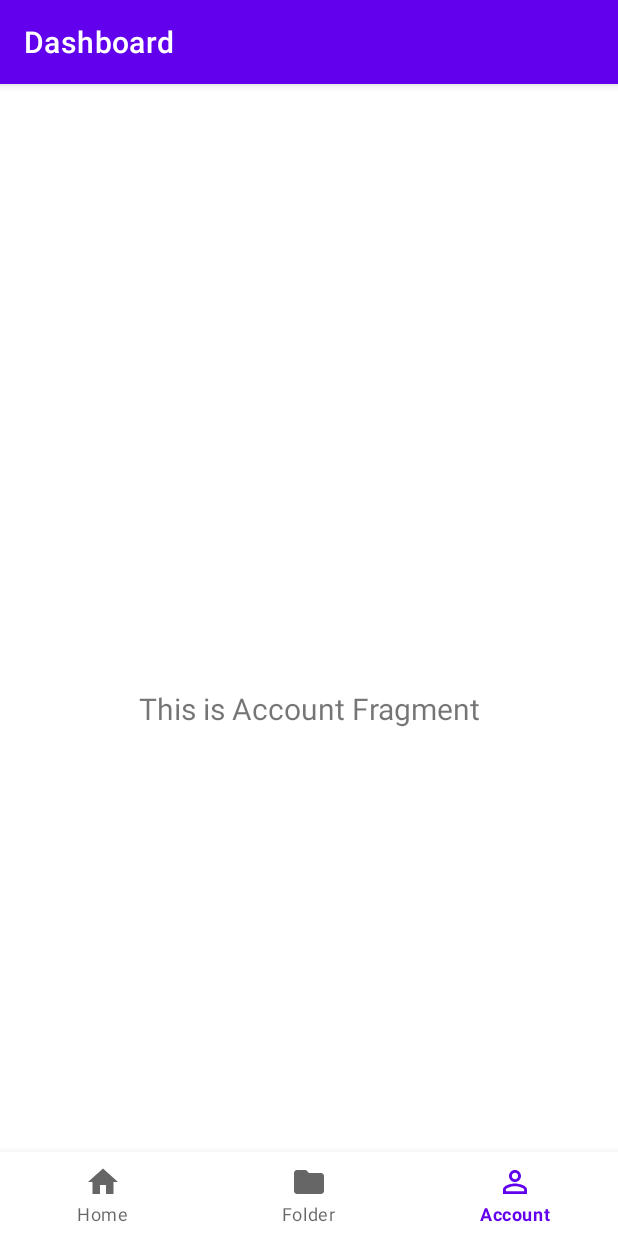
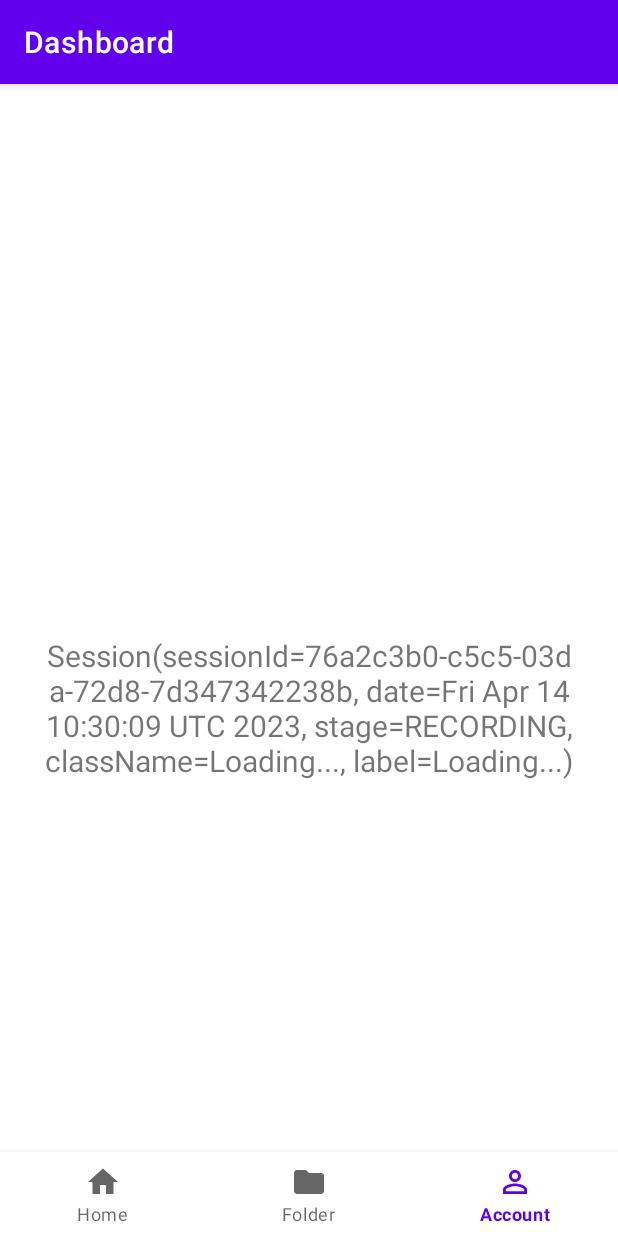
Before and after one commit to willschneider15/GPTBros, an Android app: the screen it shows after launch (MainActivity), item 3 of the bottom bar chosen, on a phone screen of 412 x 824 dp. Run offline under Robolectric (Android 15) with nearby library versions, the phone set to English and light mode, and no system bars; our stand-ins replace Room's generated code, navigation-ui.

```diff
--- a/app/src/main/java/com/example/gptbros/adapters/DatabaseTupleAdapter.kt
+++ b/app/src/main/java/com/example/gptbros/adapters/DatabaseTupleAdapter.kt
@@ -1,6 +1,9 @@
 package com.example.gptbros.adapters
 
 import com.example.gptbros.model.*
+import com.example.gptbros.model.FolderListItem
+import com.example.gptbros.model.Session
+import com.example.gptbros.model.Status
 
 
 class DatabaseTupleAdapter {
--- a/app/src/main/java/com/example/gptbros/database/GptBrosDao.kt
+++ b/app/src/main/java/com/example/gptbros/database/GptBrosDao.kt
@@ -7,6 +7,7 @@ import com.example.gptbros.model.Summary
 import com.example.gptbros.model.Transcription
 import kotlinx.coroutines.flow.Flow
 import java.util.UUID
+import java.util.stream.Stream
 
 @Dao
 interface GptBrosDao {
@@ -41,6 +42,16 @@ interface GptBrosDao {
     suspend fun getTranscription(sessionId : UUID) : Transcription
 
     @Query("SELECT * FROM session WHERE sessionId=(:sessionId)")
+     fun listenOnSession(sessionId : UUID) : Flow<Session>
+
+    @Query("SELECT * FROM summary WHERE sessionId=(:sessionId)")
+     fun listOnSummary(sessionId : UUID) : Flow<Summary>
+    @Query("SELECT * FROM recording WHERE sessionId=(:sessionId)")
+     fun listOnRecording(sessionId : UUID) : Flow<Recording>
+    @Query("SELECT * FROM transcription WHERE sessionId=(:sessionId)")
+     fun listOnTranscription(sessionId : UUID) : Flow<Transcription>
+
+    @Query("SELECT * FROM session WHERE sessionId=(:sessionId)")
     suspend fun getSession(sessionId : UUID) : Session
 
     // Add delete methods
--- a/app/src/main/java/com/example/gptbros/ui/account/AccountFragment.kt
+++ b/app/src/main/java/com/example/gptbros/ui/account/AccountFragment.kt
@@ -1,13 +1,26 @@
 package com.example.gptbros.ui.account
 
 import android.os.Bundle
+import android.util.Log
 import android.view.LayoutInflater
 import android.view.View
 import android.view.ViewGroup
 import android.widget.TextView
 import androidx.fragment.app.Fragment
+import androidx.fragment.app.viewModels
+import androidx.lifecycle.Lifecycle
 import androidx.lifecycle.ViewModelProvider
+import androidx.lifecycle.lifecycleScope
+import androidx.lifecycle.repeatOnLifecycle
 import com.example.gptbros.databinding.FragmentAccountBinding
+import com.example.gptbros.model.FolderListItem
+import com.example.gptbros.model.GptBrosRepository
+import com.example.gptbros.ui.folder.AccountViewModel
+import com.example.gptbros.ui.folder.FolderListItemAdapter
+import com.example.gptbros.ui.folder.FolderViewModel
+import kotlinx.coroutines.flow.MutableStateFlow
+import kotlinx.coroutines.flow.StateFlow
+import kotlinx.coroutines.launch
 
 
 class AccountFragment : Fragment() {
@@ -17,15 +30,13 @@ class AccountFragment : Fragment() {
     // This property is only valid between onCreateView and
     // onDestroyView.
     private val binding get() = _binding!!
+    private val accountViewModel : AccountViewModel by viewModels()
 
     override fun onCreateView(
             inflater: LayoutInflater,
             container: ViewGroup?,
             savedInstanceState: Bundle?
     ): View {
-        val accountViewModel =
-                ViewModelProvider(this).get(AccountViewModel::class.java)
-
         _binding = FragmentAccountBinding.inflate(inflater, container, false)
         val root: View = binding.root
 
@@ -36,6 +47,35 @@ class AccountFragment : Fragment() {
         return root
     }
 
+    override fun onViewCreated(view: View, savedInstanceState: Bundle?) {
+        super.onViewCreated(view, savedInstanceState)
+        viewLifecycleOwner.lifecycleScope.launch {
+            viewLifecycleOwner.lifecycle.repeatOnLifecycle(Lifecycle.State.STARTED) {
+                launch {
+                    accountViewModel.session.collect { item ->
+                        Log.d("AccountFragment", "recording"+item.toString())
+                        binding.textDashboard.text = item.toString()
+                    }
+                }
+                launch {
+                    accountViewModel.recording.collect { item ->
+                        Log.d("AccountFragment", "recording"+item.toString())
+                    }
+                }
+                launch {
+                    accountViewModel.transcription.collect { item ->
+                        Log.d("AccountFragment", item.toString())
+                    }
+                }
+                launch {
+                    accountViewModel.summary.collect { item ->
+                        Log.d("AccountFragment", item.toString())
+                    }
+                }
+            }
+        }
+    }
+
     override fun onDestroyView() {
         super.onDestroyView()
         _binding = null
--- a/app/src/main/java/com/example/gptbros/ui/account/AccountViewModel.kt
+++ b/app/src/main/java/com/example/gptbros/ui/account/AccountViewModel.kt
@@ -1,16 +1,92 @@
-package com.example.gptbros.ui.account
+package com.example.gptbros.ui.folder
 
+import android.util.Log
 import androidx.lifecycle.LiveData
 import androidx.lifecycle.MutableLiveData
 import androidx.lifecycle.ViewModel
+import androidx.lifecycle.viewModelScope
+import com.example.gptbros.adapters.DatabaseTupleAdapter
+import com.example.gptbros.model.*
+import kotlinx.coroutines.flow.MutableStateFlow
+import kotlinx.coroutines.flow.StateFlow
+import kotlinx.coroutines.flow.asStateFlow
+import kotlinx.coroutines.launch
+import java.util.*
 
 
 class AccountViewModel : ViewModel() {
+    private val TAG : String = "AccountViewModel"
+    private val gptBrosRepository = GptBrosRepository.get()
+    private val _session : MutableStateFlow<Session> = MutableStateFlow(Session(UUID.randomUUID(), Date(), Stage.RECORDING, "Loading...", "Loading..."))
+    val session : StateFlow<Session>
+        get() = _session.asStateFlow()
+
+    private val _recording : MutableStateFlow<Recording> = MutableStateFlow(Recording(UUID.randomUUID(), UUID.randomUUID(), Status.NOT_STARTED))
+    val recording : StateFlow<Recording>
+        get() = _recording.asStateFlow()
+
+    private val _transcription : MutableStateFlow<Transcription> = MutableStateFlow(Transcription(UUID.randomUUID(), UUID.randomUUID(), Status.IN_PROGRESS, "Loading..."))
+    val transcription : StateFlow<Transcription>
+        get() = _transcription.asStateFlow()
+
+    private val _summary : MutableStateFlow<Summary> = MutableStateFlow(Summary(UUID.randomUUID(), UUID.randomUUID(), Status.NOT_STARTED, "Loading..."))
+    val summary : StateFlow<Summary>
+        get() = _summary.asStateFlow()
+
+
+
 
     private val _text = MutableLiveData<String>().apply {
-        value = "This is Account Fragment"
+        value = "This is Folder Fragment"
     }
     val text: LiveData<String> = _text
 
 
+    init {
+        //Prevent app crashing when the db returns a null object when nothing got selected
+        if(gptBrosRepository.selectedSession != UUID.fromString("26929514-237c-11ed-861d-0242ac120002")) {
+            viewModelScope.launch {
+                gptBrosRepository.listenOnSession(gptBrosRepository.selectedSession).collect() {
+                    largeLog(TAG, "INCOMING:"+it.toString())
+                    largeLog(TAG, "CURRENT:"+_session.value.toString())
+                    _session.value = it;
+                    largeLog(TAG, "NEW:"+it.toString())
+                }
+            }
+            viewModelScope.launch {
+                gptBrosRepository.listenOnRecording(gptBrosRepository.selectedSession).collect() {
+                    largeLog(TAG, "INCOMING:"+it.toString())
+                    largeLog(TAG, "CURRENT:"+_recording.value.toString())
+                    _recording.value = it;
+                    largeLog(TAG, "NEW:"+it.toString())
+                }
+            }
+            viewModelScope.launch {
+                gptBrosRepository.listenOnTranscription(gptBrosRepository.selectedSession).collect() {
+                    largeLog(TAG, "INCOMING:"+it.toString())
+                    largeLog(TAG, "CURRENT:"+_transcription.value.toString())
+                    _transcription.value = it;
+                    largeLog(TAG, "NEW:"+it.toString())
+                }
+            }
+            viewModelScope.launch {
+                gptBrosRepository.listenOnSummary(gptBrosRepository.selectedSession).collect() {
+                    largeLog(TAG, "INCOMING:"+it.toString())
+                    largeLog(TAG, "CURRENT:"+_summary.value.toString())
+                    _summary.value = it;
+                    largeLog(TAG, "NEW:"+it.toString())
+                }
+            }
+
+
+        }
+    }
+    private fun largeLog(tag: String?, content: String) {
+        if (content.length > 4000) {
+            Log.d(tag, content.substring(0, 4000))
+            largeLog(tag, content.substring(4000))
+        } else {
+            Log.d(tag, content)
+        }
+    }
 }
--- a/app/src/main/java/com/example/gptbros/ui/home/HomeViewModel.kt
+++ b/app/src/main/java/com/example/gptbros/ui/home/HomeViewModel.kt
@@ -162,7 +162,7 @@ class HomeViewModel : ViewModel() {
         val summaryAPI = SummaryAPI()
         lateinit var summaryItem: SummaryItem
         try {
-            summaryItem = summaryAPI.fetchSummary("transcriptItem.content")
+            summaryItem = summaryAPI.fetchSummary(transcription)
             Log.d(ContentValues.TAG, "Summary response: " + summaryItem.content)
         } catch (e: java.lang.Exception) {
             Log.e(ContentValues.TAG, "Failed to fetch summary api response", e)
--- a/app/src/main/java/com/example/gptbros/utils/SummaryAPI.kt
+++ b/app/src/main/java/com/example/gptbros/utils/SummaryAPI.kt
@@ -27,7 +27,7 @@ class SummaryAPI (){
     )
 
     @OptIn(BetaOpenAI::class)
-    fun makeSumItem(chatResponse: ChatCompletion): SummaryItem{
+    fun makeSumItem(chatResponse: ChatCompletion): SummaryItem {
         return SummaryItem(chatResponse.id, chatResponse.model.toString(),
             (chatResponse.choices[0].message?.content ?: String) as String
         )
```
Also changed, not shown: app/src/main/java/com/example/gptbros/model/GptBrosRepository.kt (+14 -8 lines), 2 other files.
